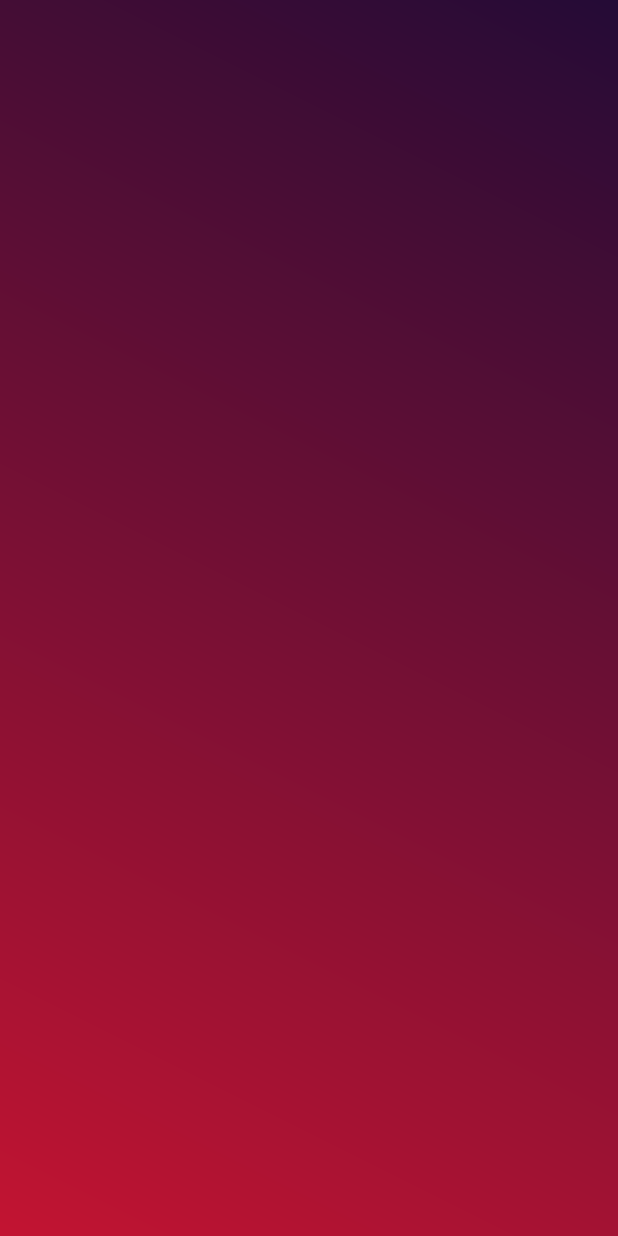
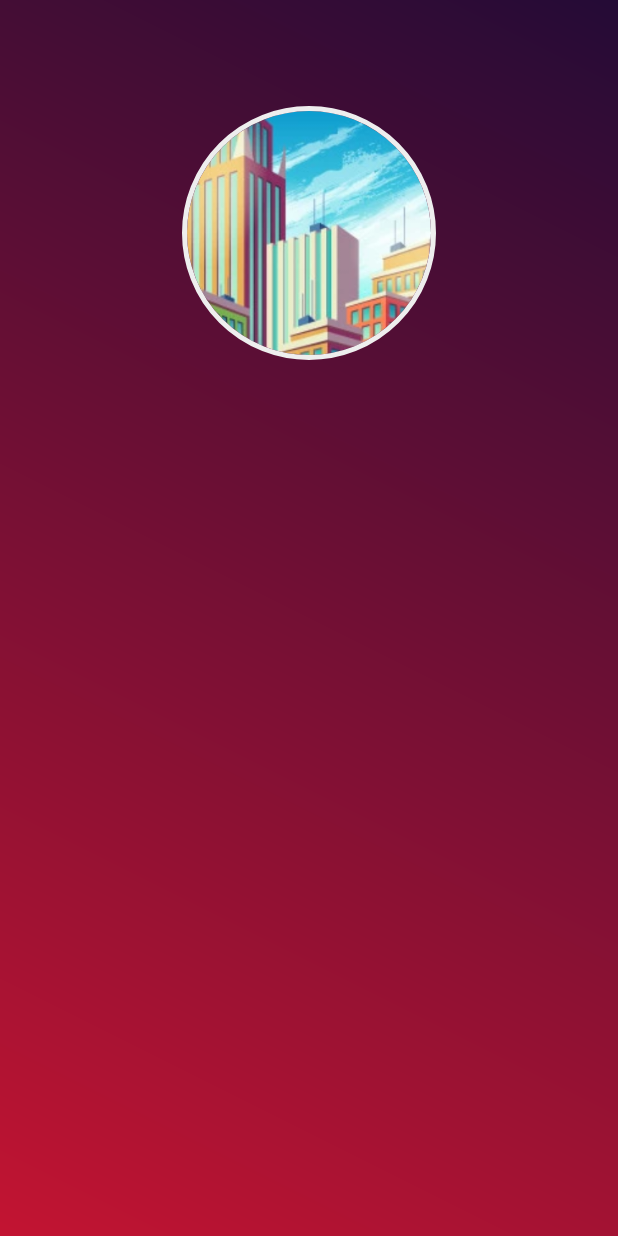
Before and after one commit to KORUSH-KABIR/MFTVWork, an Android app: the layout activity_profile.xml on its own in the app's theme, with its tools: preview values and no code run, on a phone screen of 412 x 824 dp. Run offline under Robolectric (Android 15) with nearby library versions, the phone set to English and light mode, and no system bars.

Commit message:
commit init
commit init

```diff
--- a/app/src/main/res/drawable/background_edit_text.xml
+++ b/app/src/main/res/drawable/background_edit_text.xml
@@ -6,4 +6,6 @@
 
     <corners android:radius="6dp" />
 
+    <stroke android:color="@color/gray400" android:width="1dp"/>
+
 </shape>
--- a/app/src/main/res/layout/activity_profile.xml
+++ b/app/src/main/res/layout/activity_profile.xml
@@ -13,4 +13,15 @@
         android:layout_width="match_parent"
         android:layout_height="match_parent" />
 
+    <de.hdodenhof.circleimageview.CircleImageView
+        android:layout_width="180dp"
+        android:padding="5dp"
+        android:layout_centerHorizontal="true"
+        android:layout_marginTop="65dp"
+        android:layout_alignParentTop="true"
+        app:civ_border_color="@color/gray200"
+        app:civ_border_width="3dp"
+        android:src="@drawable/photo_2_1"
+        android:layout_height="180dp" />
+
 </RelativeLayout>
```
